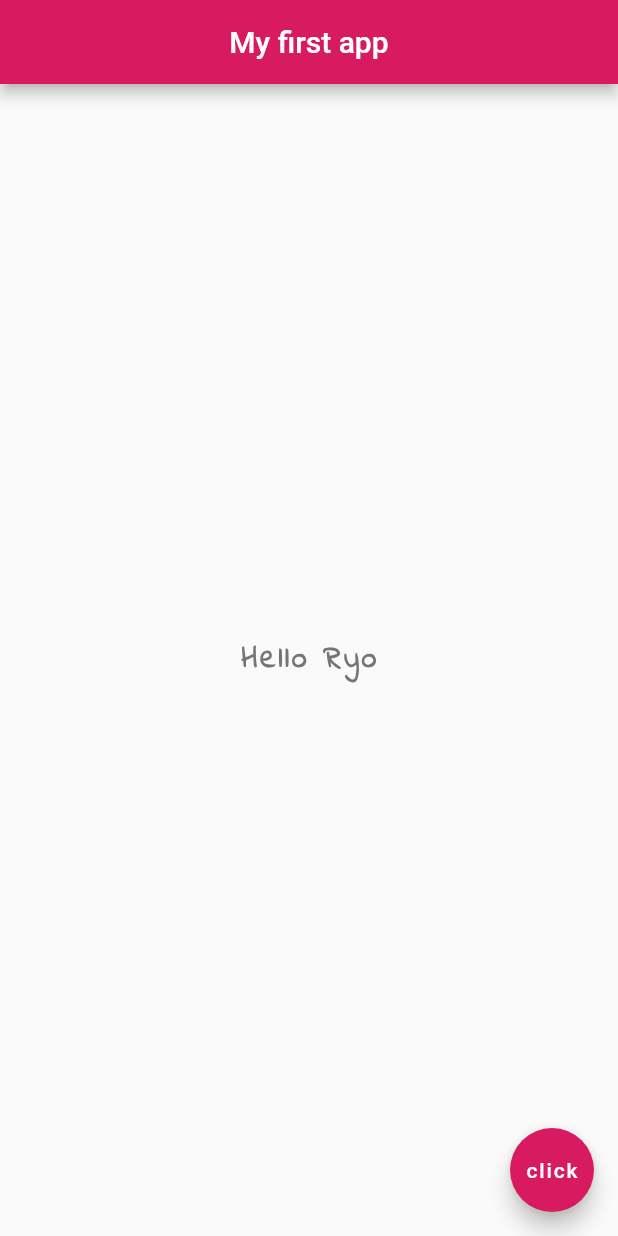
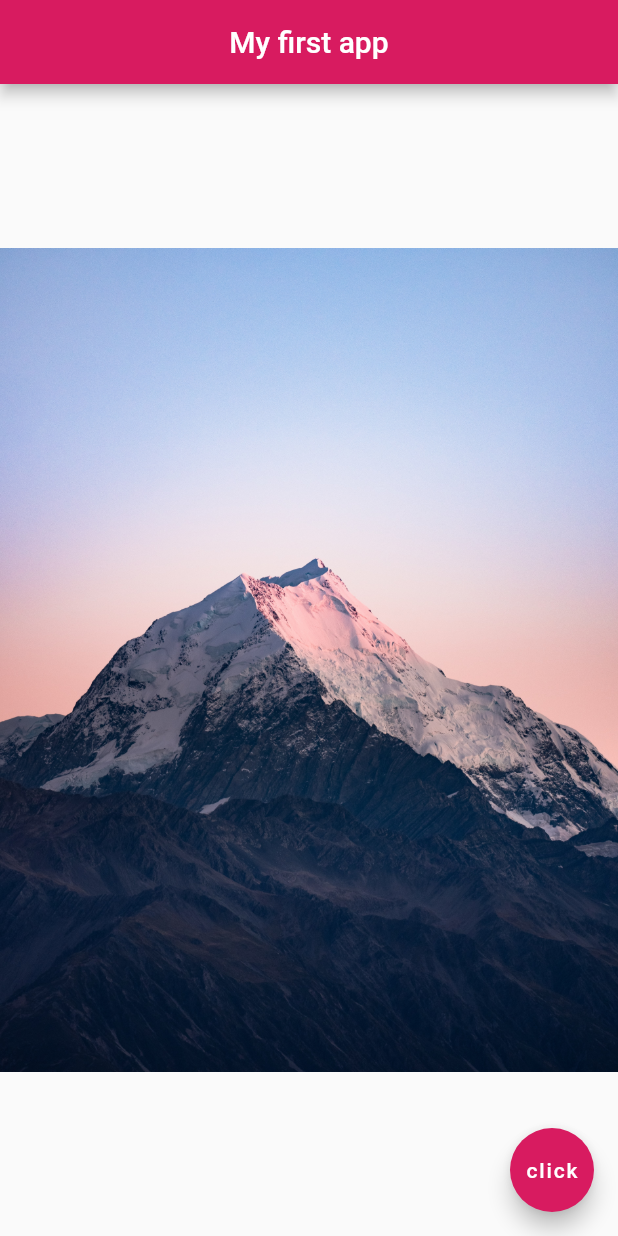
Before and after one commit to rmkm/flutter_tutorial, a Flutter app: the screen it shows after launch, on a phone screen of 412 x 824 dp. Run offline on Flutter 3.47's test engine with Material 2 defaults, Android fonts, the phone set to English and light mode, and no system bars.

Commit message:
add image assets

```diff
--- a/lib/main.dart
+++ b/lib/main.dart
@@ -16,16 +16,7 @@ class Home extends StatelessWidget {
         backgroundColor: Colors.pink[600],
       ),
       body: Center(
-        child: Text(
-          "Hello Ryo",
-          style: TextStyle(
-            fontSize: 20,
-            fontWeight: FontWeight.bold,
-            letterSpacing: 2,
-            color: Colors.grey[600],
-            fontFamily: 'IndieFlower',
-          ),
-        ),
+        child: Image.asset("assets/mountain3.jpg"),
       ),
       floatingActionButton: FloatingActionButton(
         onPressed: () {},
--- a/pubspec.yaml
+++ b/pubspec.yaml
@@ -45,9 +45,8 @@ flutter:
   uses-material-design: true
 
   # To add assets to your application, add an assets section, like this:
-  # assets:
-  #   - images/a_dot_burr.jpeg
-  #   - images/a_dot_ham.jpeg
+  assets:
+    - assets/
 
   # An image asset can refer to one or more resolution-specific "variants", see
   # https://flutter.dev/assets-and-images/#resolution-aware.
```
Also changed, not shown: assets/mountain1.jpg (added), assets/mountain2.jpg (added), assets/mountain3.jpg (added).
